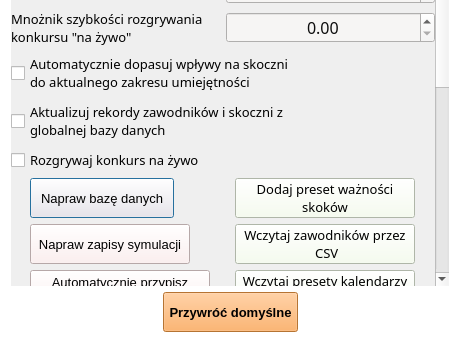
The window that source/UI/AppSettings/AppSettingsWindow.ui (KonradKrol/sj-sim) describes before a commit, drawn with Qt 5; both pictures show x 0 to 460 and y 257 to 600 of the 460 by 600 pixel window.
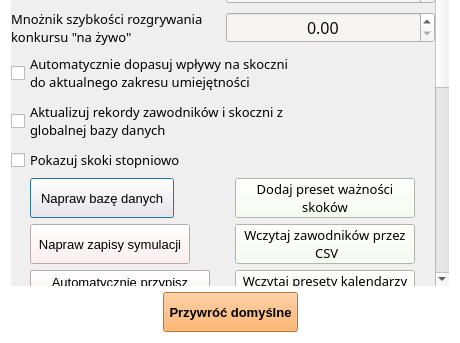
The same window after the commit.

```diff
--- a/source/UI/AppSettings/AppSettingsWindow.ui
+++ b/source/UI/AppSettings/AppSettingsWindow.ui
@@ -461,7 +461,7 @@
         <string notr="true">color: black;</string>
        </property>
        <property name="text">
-        <string>Rozgrywaj konkurs na żywo</string>
+        <string>Pokazuj skoki stopniowo</string>
        </property>
       </widget>
      </item>
```
Left out of the diff: 3 changed lines with no effect on the pictures.
